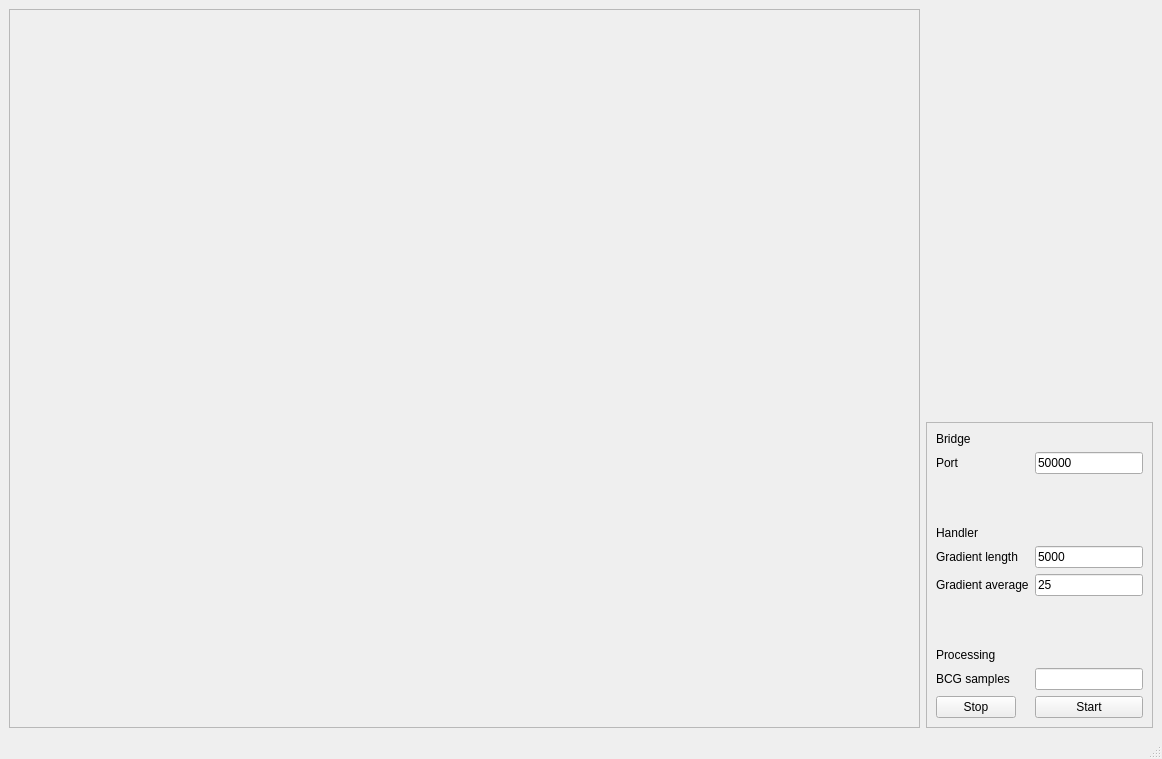
Qt form UI/mainwindow.ui (VeikkaLeppanen/Real_Time_EEG) before a commit.
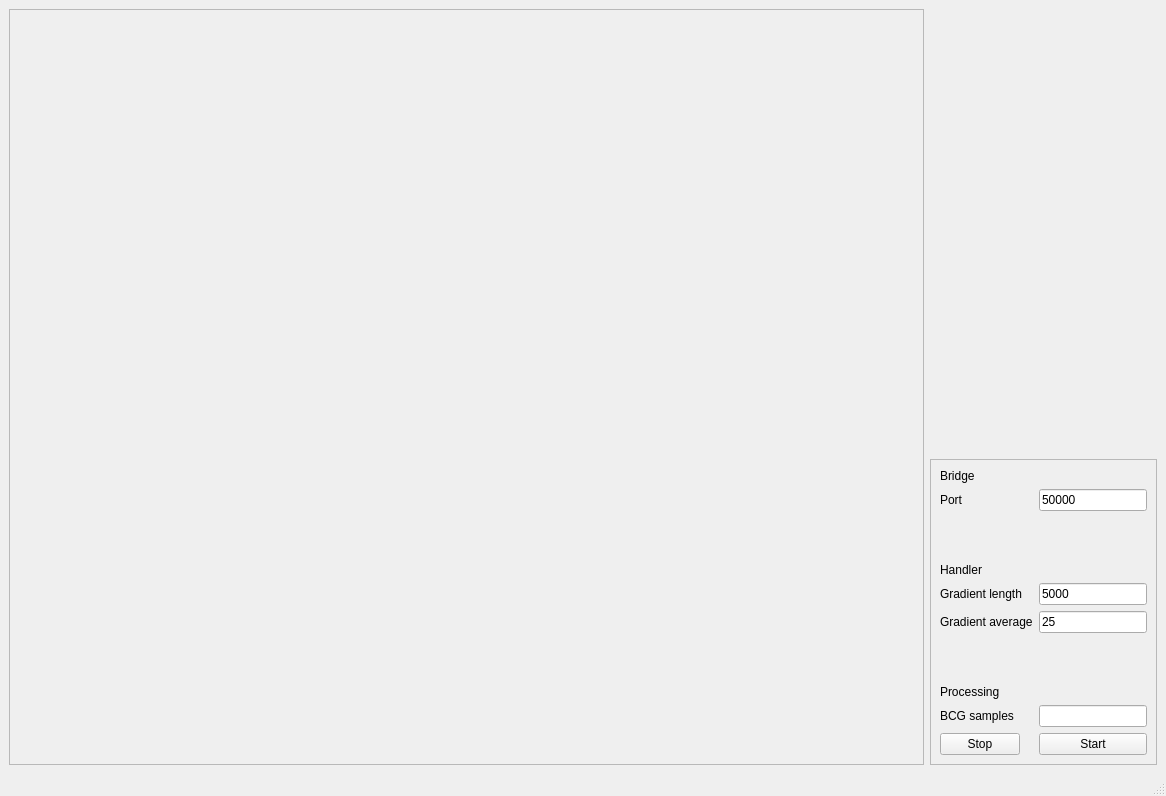
The same form after that commit. Custom widgets are drawn as their Qt base class.

What changed in the file:
```diff
--- a/UI/mainwindow.ui
+++ b/UI/mainwindow.ui
@@ -6,8 +6,8 @@
    <rect>
     <x>0</x>
     <y>0</y>
-    <width>1162</width>
-    <height>759</height>
+    <width>1166</width>
+    <height>796</height>
    </rect>
   </property>
   <property name="windowTitle">
@@ -31,7 +31,9 @@
       </property>
       <layout class="QHBoxLayout" name="horizontalLayout">
        <item>
-        <layout class="QGridLayout" name="gridLayout"/>
+        <widget class="Glwidget" name="openglWidget" native="true">
+         <layout class="QGridLayout" name="gridLayout"/>
+        </widget>
        </item>
       </layout>
      </widget>
@@ -138,19 +140,6 @@
          </property>
         </widget>
        </item>
-       <item row="7" column="1">
-        <spacer name="verticalSpacer_2">
-         <property name="orientation">
-          <enum>Qt::Vertical</enum>
-         </property>
-         <property name="sizeHint" stdset="0">
-          <size>
-           <width>20</width>
-           <height>40</height>
-          </size>
-         </property>
-        </spacer>
-       </item>
        <item row="8" column="0">
         <widget class="QLabel" name="label_7">
          <property name="text">
@@ -158,6 +147,19 @@
          </property>
         </widget>
        </item>
+       <item row="7" column="0" colspan="2">
+        <spacer name="verticalSpacer_2">
+         <property name="orientation">
+          <enum>Qt::Vertical</enum>
+         </property>
+         <property name="sizeHint" stdset="0">
+          <size>
+           <width>20</width>
+           <height>40</height>
+          </size>
+         </property>
+        </spacer>
+       </item>
       </layout>
      </widget>
     </item>
@@ -175,6 +177,14 @@
   </widget>
   <widget class="QStatusBar" name="statusbar"/>
  </widget>
+ <customwidgets>
+  <customwidget>
+   <class>Glwidget</class>
+   <extends>QWidget</extends>
+   <header location="global">glwidget.h</header>
+   <container>1</container>
+  </customwidget>
+ </customwidgets>
  <resources/>
  <connections/>
 </ui>
```
Left out of the diff: 2 changed lines with no effect on the pictures.
